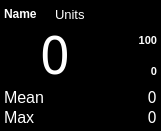
This is gui/monitor/monitor.ui in MariuszSuchenek/MVM_GUI_test2 as Qt 5 draws it before an edit. The edited form follows.
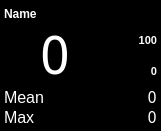
This is the edited form.

Commit message: Fixed overflow in monitor text for max/min and value

Patch:
```diff
--- a/gui/monitor/monitor.ui
+++ b/gui/monitor/monitor.ui
@@ -517,23 +517,6 @@
       <property name="spacing">
        <number>0</number>
       </property>
-      <item row="0" column="0">
-       <widget class="QLabel" name="label_name">
-        <property name="font">
-         <font>
-          <weight>75</weight>
-          <bold>true</bold>
-          <stylestrategy>PreferAntialias</stylestrategy>
-         </font>
-        </property>
-        <property name="text">
-         <string>Name</string>
-        </property>
-        <property name="alignment">
-         <set>Qt::AlignLeading|Qt::AlignLeft|Qt::AlignVCenter</set>
-        </property>
-       </widget>
-      </item>
       <item row="1" column="2">
        <widget class="QLabel" name="label_max">
         <property name="font">
@@ -596,40 +579,6 @@
         </property>
        </widget>
       </item>
-      <item row="3" column="2">
-       <widget class="QLabel" name="label_statvalue1">
-        <property name="font">
-         <font>
-          <family>Noto Mono</family>
-          <pointsize>12</pointsize>
-          <stylestrategy>PreferAntialias</stylestrategy>
-         </font>
-        </property>
-        <property name="text">
-         <string>0</string>
-        </property>
-        <property name="alignment">
-         <set>Qt::AlignRight|Qt::AlignTrailing|Qt::AlignVCenter</set>
-        </property>
-       </widget>
-      </item>
-      <item row="4" column="2">
-       <widget class="QLabel" name="label_statvalue2">
-        <property name="font">
-         <font>
-          <family>Noto Mono</family>
-          <pointsize>12</pointsize>
-          <stylestrategy>PreferAntialias</stylestrategy>
-         </font>
-        </property>
-        <property name="text">
-         <string>0</string>
-        </property>
-        <property name="alignment">
-         <set>Qt::AlignRight|Qt::AlignTrailing|Qt::AlignVCenter</set>
-        </property>
-       </widget>
-      </item>
       <item row="1" column="0" rowspan="2" colspan="2">
        <widget class="QLabel" name="label_value">
         <property name="font">
@@ -646,16 +595,51 @@
         </property>
        </widget>
       </item>
-      <item row="0" column="1" colspan="2">
-       <widget class="QLabel" name="label_units">
+      <item row="3" column="1" colspan="2">
+       <widget class="QLabel" name="label_statvalue1">
         <property name="font">
          <font>
-          <pointsize>10</pointsize>
+          <family>Noto Mono</family>
+          <pointsize>12</pointsize>
           <stylestrategy>PreferAntialias</stylestrategy>
          </font>
         </property>
         <property name="text">
-         <string>Units</string>
+         <string>0</string>
+        </property>
+        <property name="alignment">
+         <set>Qt::AlignRight|Qt::AlignTrailing|Qt::AlignVCenter</set>
+        </property>
+       </widget>
+      </item>
+      <item row="4" column="1" colspan="2">
+       <widget class="QLabel" name="label_statvalue2">
+        <property name="font">
+         <font>
+          <family>Noto Mono</family>
+          <pointsize>12</pointsize>
+          <stylestrategy>PreferAntialias</stylestrategy>
+         </font>
+        </property>
+        <property name="text">
+         <string>0</string>
+        </property>
+        <property name="alignment">
+         <set>Qt::AlignRight|Qt::AlignTrailing|Qt::AlignVCenter</set>
+        </property>
+       </widget>
+      </item>
+      <item row="0" column="0" colspan="2">
+       <widget class="QLabel" name="label_name">
+        <property name="font">
+         <font>
+          <weight>75</weight>
+          <bold>true</bold>
+          <stylestrategy>PreferAntialias</stylestrategy>
+         </font>
+        </property>
+        <property name="text">
+         <string>Name</string>
         </property>
         <property name="alignment">
          <set>Qt::AlignLeading|Qt::AlignLeft|Qt::AlignVCenter</set>
```
The commit also changes 1 other file.
